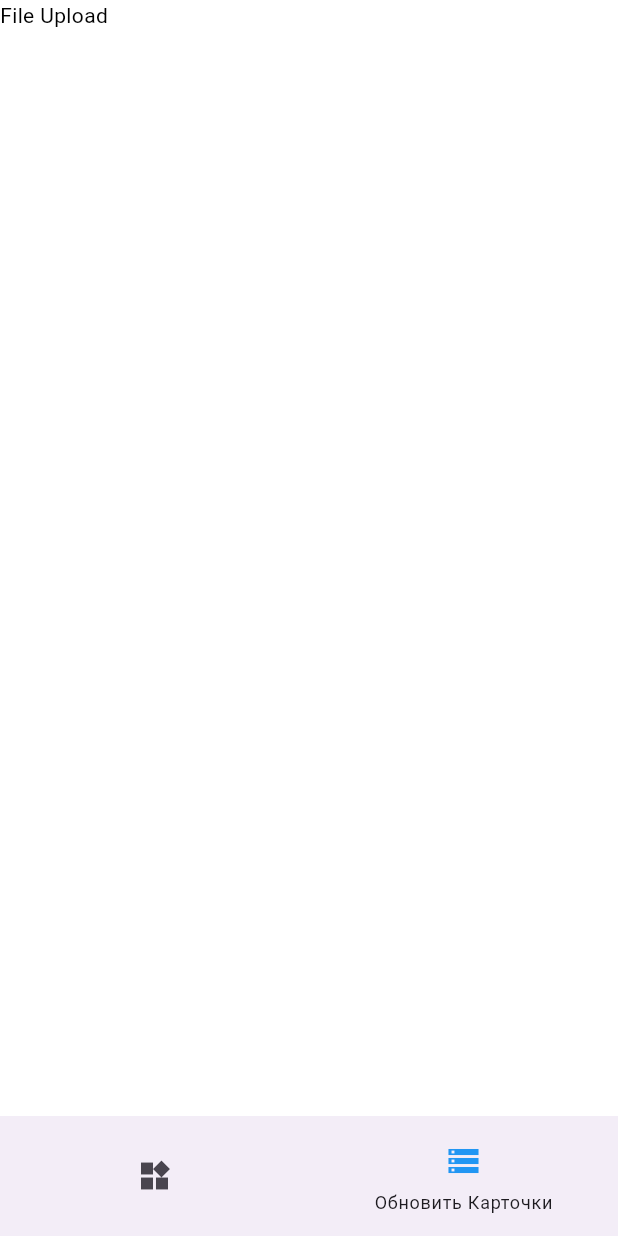
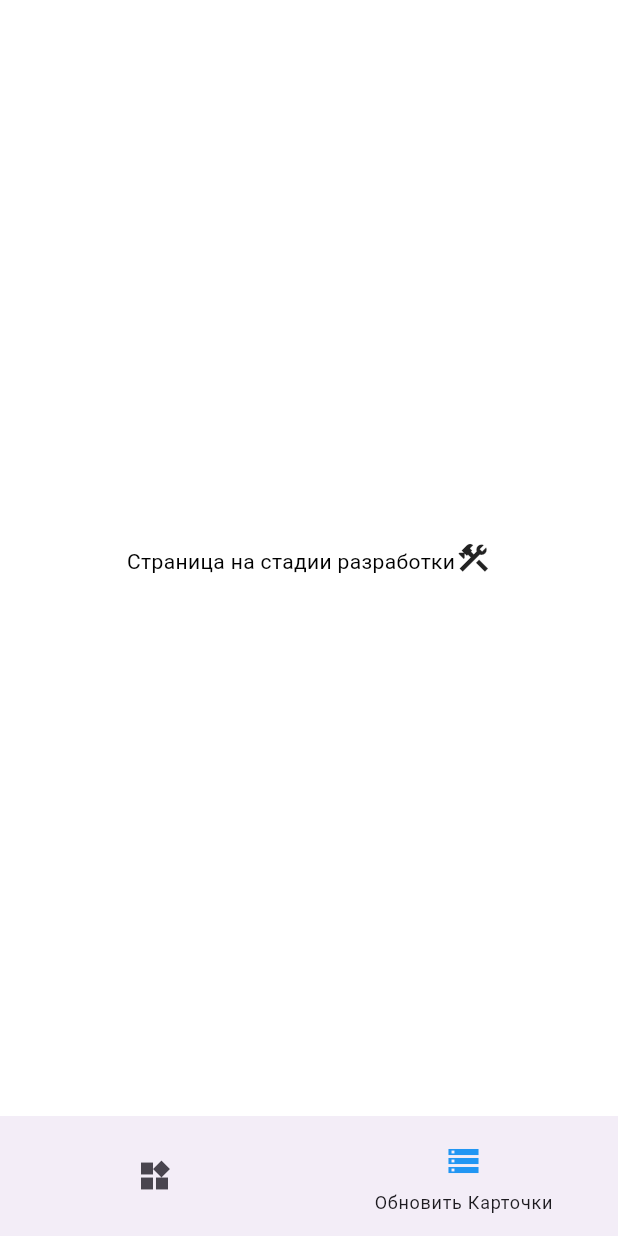
Before and after one commit to songhee24/wb_supplieses, a Flutter app: the screen it shows after launch, item 2 of the bottom bar chosen, on a phone screen of 412 x 824 dp. Run offline on Flutter 3.47's test engine with Material 3 defaults, Android fonts, the phone set to English and light mode, and no system bars; our stand-ins replace bloc, equatable, go_router; Roboto replaces fonts that are missing (Poppins).

Commit message:
update database_page.dart

```diff
--- a/lib/app/router/routes.dart
+++ b/lib/app/router/routes.dart
@@ -1,6 +1,6 @@
-import 'package:flutter/material.dart';
 import 'package:go_router/go_router.dart';
 import 'package:wb_supplieses/app/layout/layout_scaffold.dart';
+import 'package:wb_supplieses/features/database/view/database_page.dart';
 import 'package:wb_supplieses/features/supplieses/supplieses.dart';
 import 'package:wb_supplieses/shared/lib/router/config.dart';
 
@@ -20,8 +20,7 @@ class Routes {
           StatefulShellBranch(routes: [
             GoRoute(
                 path: PathKeys.uploadExelFile(),
-                builder: (context, state) =>
-                const Scaffold(body: Text('File Upload')))
+                builder: (context, state) => const DatabasePage())
           ]),
         ])
   ];
--- /dev/null
+++ b/lib/features/database/view/database_page.dart
@@ -0,0 +1,23 @@
+import 'package:flutter/material.dart';
+
+class DatabasePage extends StatelessWidget {
+  const DatabasePage({super.key});
+
+  @override
+  Widget build(BuildContext context) {
+    return const Scaffold(
+      body: Align(
+        alignment: Alignment.center,
+        child: Row(
+            mainAxisAlignment: MainAxisAlignment.center,
+            crossAxisAlignment: CrossAxisAlignment.end,
+            children: [
+              Text(
+                'Страница на стадии разработки',
+              ),
+              Icon(Icons.construction)
+            ]),
+      ),
+    );
+  }
+}
--- /dev/null
+++ b/lib/features/database/view/view.dart
@@ -0,0 +1 @@
+export './database_page.dart';
--- a/pubspec.yaml
+++ b/pubspec.yaml
@@ -40,6 +40,7 @@ dependencies:
   flutter_svg: ^2.0.14
   bloc: ^8.1.4
   equatable: ^2.0.5
+  sqflite: ^2.4.0
 
 dev_dependencies:
   flutter_test:
```
Also changed, not shown: pubspec.lock, 3 other files.
